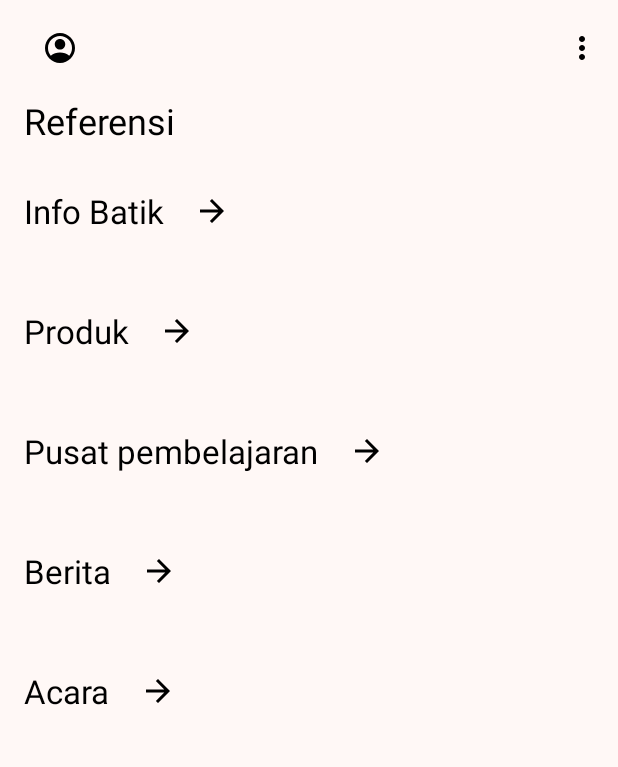
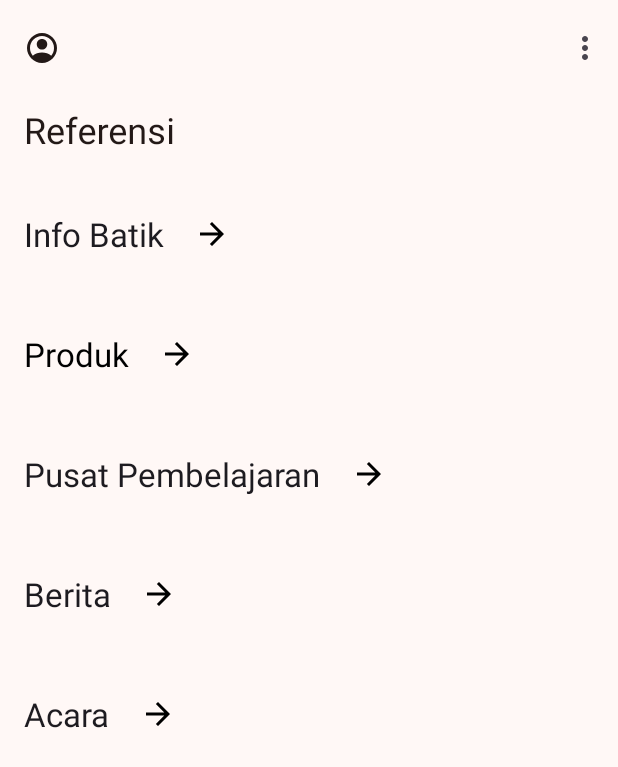
Before and after one commit to Telabatik/Telabatik-Mobile, an Android app: the fragment ReferenceFragment shown on its own in the app's theme, on a phone screen of 412 x 824 dp. Shown: the top 767 px of the screen. Run offline under Robolectric (Android 15) with nearby library versions, the phone set to English and light mode, and no system bars.

Commit message:
Gunakan style bawaan untuk fragment referensi, sesuaikan tulisan

```diff
--- a/app/src/main/res/layout/fragment_reference.xml
+++ b/app/src/main/res/layout/fragment_reference.xml
@@ -1,23 +1,45 @@
 <?xml version="1.0" encoding="utf-8"?>
-<androidx.constraintlayout.widget.ConstraintLayout xmlns:android="http://schemas.android.com/apk/res/android"
+<androidx.coordinatorlayout.widget.CoordinatorLayout xmlns:android="http://schemas.android.com/apk/res/android"
     xmlns:tools="http://schemas.android.com/tools"
+    xmlns:app="http://schemas.android.com/apk/res-auto"
+
+
     android:layout_width="match_parent"
-    android:layout_height="match_parent"
-    xmlns:app="http://schemas.android.com/apk/res-auto"
-    android:background="@color/md_theme_background"
-    tools:context=".ui.reference.ReferenceFragment">
+    android:layout_height="match_parent">
 
-    <!-- NestedScrollView untuk membuat konten dapat digulir -->
+    <com.google.android.material.appbar.AppBarLayout
+        android:id="@+id/appbar"
+
+        android:layout_width="match_parent"
+        android:layout_height="wrap_content">
+
+        <com.google.android.material.appbar.CollapsingToolbarLayout
+            style="@style/Widget.Material3.CollapsingToolbar.Medium"
+            android:layout_width="match_parent"
+            android:layout_height="?attr/collapsingToolbarLayoutMediumSize"
+            app:contentScrim="?attr/colorPrimary"
+
+            app:layout_scrollFlags="scroll|enterAlways|enterAlwaysCollapsed"
+            app:toolbarId="@+id/toolbar">
+
+
+            <androidx.appcompat.widget.Toolbar
+                android:id="@+id/toptoolbar_home"
+                android:layout_width="match_parent"
+                android:layout_height="?attr/actionBarSize"
+                app:menu="@menu/home_menu"
+                app:navigationIcon="@drawable/ic_profile"
+                app:title="@string/ref_home_title"></androidx.appcompat.widget.Toolbar>
+        </com.google.android.material.appbar.CollapsingToolbarLayout>
+    </com.google.android.material.appbar.AppBarLayout>
+
     <androidx.core.widget.NestedScrollView
-        android:layout_width="0dp"
-        android:layout_height="0dp"
-        android:fillViewport="true"
-        app:layout_constraintTop_toTopOf="parent"
-        app:layout_constraintBottom_toBottomOf="parent"
-        app:layout_constraintStart_toStartOf="parent"
-        app:layout_constraintEnd_toEndOf="parent">
+        android:layout_width="match_parent"
+        android:layout_height="match_parent"
 
-        <!-- LinearLayout untuk menampung semua konten -->
+
+        app:layout_behavior="com.google.android.material.appbar.AppBarLayout$ScrollingViewBehavior">
+
         <LinearLayout
             android:layout_width="match_parent"
             android:layout_height="wrap_content"
@@ -25,66 +47,24 @@
             android:paddingBottom="16dp">
 
             <!-- Toolbar -->
-            <androidx.appcompat.widget.Toolbar
-                android:id="@+id/toptoolbar_home"
-                android:layout_width="match_parent"
-                android:layout_height="?attr/actionBarSize"
-                android:background="@color/md_theme_background"
-                android:elevation="4dp"
-                app:titleTextColor="@android:color/black"
-                android:contentDescription="@string/toptoolbar_home">
-
-                <!-- Left Navigation Button -->
-                <ImageButton
-                    android:id="@+id/btn_profile"
-                    android:layout_width="48dp"
-                    android:layout_height="48dp"
-                    android:src="@drawable/ic_profile"
-                    android:background="?attr/selectableItemBackground"
-                    android:contentDescription="@string/profile_button"
-                    android:layout_gravity="start"
-                    app:tint="@color/black" />
-
-                <!-- Right Menu Button -->
-                <ImageButton
-                    android:id="@+id/btn_menu"
-                    android:layout_width="48dp"
-                    android:layout_height="48dp"
-                    android:src="@drawable/ic_more_vert"
-                    android:background="?attr/selectableItemBackground"
-                    android:contentDescription="@string/menu_button"
-                    android:layout_gravity="end"
-                    app:tint="@android:color/black" />
-            </androidx.appcompat.widget.Toolbar>
 
             <!-- Konten lainnya -->
-            <TextView
-                android:id="@+id/tv_title"
-                android:layout_width="wrap_content"
-                android:layout_height="wrap_content"
-                android:text="@string/title_reference_top"
-                android:textColor="@color/black"
-                android:textSize="24sp"
-                android:layout_marginStart="16dp"
-                android:layout_marginEnd="16dp" />
 
             <LinearLayout
                 android:id="@+id/ll_batikinfo_ref"
                 android:layout_width="wrap_content"
                 android:layout_height="wrap_content"
+                android:layout_marginStart="16dp"
                 android:layout_marginTop="20dp"
-                android:orientation="horizontal"
                 android:gravity="center_vertical"
-                android:layout_marginStart="16dp">
+                android:orientation="horizontal">
 
                 <TextView
                     android:id="@+id/tv_batik_info"
+                    style="@style/TextAppearance.Material3.TitleLarge"
                     android:layout_width="wrap_content"
                     android:layout_height="wrap_content"
-                    android:text="@string/batik_info"
-                    android:textSize="22sp"
-                    android:textColor="@color/black"
-                    />
+                    android:text="@string/home_info" />
 
                 <ImageButton
                     android:id="@+id/btn_batikinfo_title"
@@ -101,26 +81,26 @@
                 android:id="@+id/rv_batikinfo_ref"
                 android:layout_width="match_parent"
                 android:layout_height="wrap_content"
+                android:layout_margin="16dp"
                 android:scrollbars="vertical"
-                android:layout_margin="16dp"
-                app:layoutManager="androidx.recyclerview.widget.LinearLayoutManager"
-                />
+                app:layoutManager="androidx.recyclerview.widget.LinearLayoutManager" />
 
             <LinearLayout
                 android:layout_width="wrap_content"
                 android:layout_height="wrap_content"
-                android:orientation="horizontal"
+                android:layout_marginStart="16dp"
                 android:gravity="center_vertical"
 
-                android:layout_marginStart="16dp">
+                android:orientation="horizontal">
 
                 <TextView
                     android:id="@+id/tv_batikproduk"
+                    style="@style/TextAppearance.Material3.TitleLarge"
                     android:layout_width="wrap_content"
                     android:layout_height="wrap_content"
-                    android:text="@string/batik_produk"
-                    android:textSize="22sp"
-                    android:textColor="@color/black" />
+                    android:text="@string/ref_home_products"
+                    android:textColor="@color/black"
+                    android:textSize="22sp" />
 
                 <ImageButton
                     android:id="@+id/btn_produk_title"
@@ -137,26 +117,24 @@
                 android:id="@+id/rv_batikproduk_ref"
                 android:layout_width="match_parent"
                 android:layout_height="wrap_content"
+                android:layout_margin="16dp"
                 android:scrollbars="vertical"
-                android:layout_margin="16dp"
-                app:layoutManager="androidx.recyclerview.widget.LinearLayoutManager"
-                />
+                app:layoutManager="androidx.recyclerview.widget.LinearLayoutManager" />
 
             <LinearLayout
                 android:layout_width="wrap_content"
                 android:layout_height="wrap_content"
-                android:orientation="horizontal"
+                android:layout_marginStart="16dp"
                 android:gravity="center_vertical"
 
-                android:layout_marginStart="16dp">
+                android:orientation="horizontal">
 
                 <TextView
                     android:id="@+id/tv_pusatpembelajaran_ref"
+                    style="@style/TextAppearance.Material3.TitleLarge"
                     android:layout_width="wrap_content"
                     android:layout_height="wrap_content"
-                    android:text="@string/learning"
-                    android:textSize="22sp"
-                    android:textColor="@color/black" />
+                    android:text="@string/ref_home_center" />
 
                 <ImageButton
                     android:id="@+id/btn_pusatpembelajaran_ref"
@@ -173,26 +151,24 @@
                 android:id="@+id/rv_pusatpembelajaran"
                 android:layout_width="match_parent"
                 android:layout_height="wrap_content"
+                android:layout_margin="16dp"
                 android:scrollbars="horizontal"
-                android:layout_margin="16dp"
-                app:layoutManager="androidx.recyclerview.widget.LinearLayoutManager"
-                />
+                app:layoutManager="androidx.recyclerview.widget.LinearLayoutManager" />
 
             <LinearLayout
                 android:layout_width="wrap_content"
                 android:layout_height="wrap_content"
-                android:orientation="horizontal"
+                android:layout_marginStart="16dp"
                 android:gravity="center_vertical"
 
-                android:layout_marginStart="16dp">
+                android:orientation="horizontal">
 
                 <TextView
                     android:id="@+id/tv_berita_ref"
+                    style="@style/TextAppearance.Material3.TitleLarge"
                     android:layout_width="wrap_content"
                     android:layout_height="wrap_content"
-                    android:text="@string/news"
-                    android:textSize="22sp"
-                    android:textColor="@color/black" />
+                    android:text="@string/ref_home_news" />
 
                 <ImageButton
                     android:id="@+id/btn_berita_ref"
@@ -209,26 +185,24 @@
                 android:id="@+id/rv_berita_ref"
                 android:layout_width="match_parent"
                 android:layout_height="wrap_content"
+                android:layout_margin="16dp"
                 android:scrollbars="horizontal"
-                android:layout_margin="16dp"
-                app:layoutManager="androidx.recyclerview.widget.LinearLayoutManager"
-                />
+                app:layoutManager="androidx.recyclerview.widget.LinearLayoutManager" />
 
             <LinearLayout
                 android:layout_width="wrap_content"
                 android:layout_height="wrap_content"
-                android:orientation="horizontal"
+                android:layout_marginStart="16dp"
                 android:gravity="center_vertical"
 
-                android:layout_marginStart="16dp">
+                android:orientation="horizontal">
 
                 <TextView
                     android:id="@+id/tv_acara_ref"
+                    style="@style/TextAppearance.Material3.TitleLarge"
                     android:layout_width="wrap_content"
                     android:layout_height="wrap_content"
-                    android:text="@string/event"
-                    android:textSize="22sp"
-                    android:textColor="@color/black" />
+                    android:text="@string/ref_home_event" />
 
                 <ImageButton
                     android:id="@+id/btn_acara_ref"
@@ -245,14 +219,13 @@
                 android:id="@+id/rv_acara_ref"
                 android:layout_width="match_parent"
                 android:layout_height="wrap_content"
+                android:layout_margin="16dp"
                 android:scrollbars="horizontal"
-                android:layout_margin="16dp"
-                app:layoutManager="androidx.recyclerview.widget.LinearLayoutManager"
-                />
-
-
+                app:layoutManager="androidx.recyclerview.widget.LinearLayoutManager" />
 
 
         </LinearLayout>
     </androidx.core.widget.NestedScrollView>
-</androidx.constraintlayout.widget.ConstraintLayout>
+
+
+</androidx.coordinatorlayout.widget.CoordinatorLayout>
--- a/app/src/main/res/layout/fragment_scan.xml
+++ b/app/src/main/res/layout/fragment_scan.xml
@@ -40,7 +40,7 @@
         app:icon="@drawable/ic_scan"
         app:iconGravity="textStart"
         app:iconPadding="8dp"
-        android:text="@string/scaning"
+        android:text="@string/scan_scaning"
         android:textColor="@color/white"
         app:cornerRadius="50dp"
         app:layout_constraintBottom_toBottomOf="parent"
--- a/app/src/main/res/layout/item_history.xml
+++ b/app/src/main/res/layout/item_history.xml
@@ -31,7 +31,7 @@
                     android:layout_height="match_parent"
                     android:scaleType="centerCrop"
                     android:src="@drawable/ic_placeholder"
-                    android:contentDescription="@string/history_image_description" />
+                    android:contentDescription="@string/img_alt_batik" />
 
          </androidx.cardview.widget.CardView>
 
@@ -41,7 +41,7 @@
             android:layout_width="wrap_content"
             android:layout_height="wrap_content"
 
-            android:text="@string/batik_xyz"
+            android:text="@string/result_name_placeholder"
             android:textSize="14sp"
             android:textStyle="bold"
             android:layout_marginStart="10dp" />
@@ -51,7 +51,7 @@
             android:id="@+id/tv_history_time"
             android:layout_width="wrap_content"
             android:layout_height="wrap_content"
-            android:text="@string/history_time"
+            android:text="@string/home_history_time"
             android:textSize="12sp"
             android:textColor="@color/black"
             android:layout_marginStart="10dp" />
--- a/app/src/main/res/layout/item_referensi_dua.xml
+++ b/app/src/main/res/layout/item_referensi_dua.xml
@@ -34,7 +34,7 @@
                 android:layout_height="100dp"
                 android:layout_marginEnd="16dp"
                 android:scaleType="centerCrop"
-                android:contentDescription="@string/batik_image"
+                android:contentDescription="@string/img_alt_batik"
                 android:src="@drawable/ic_placeholder"
                 app:layout_constraintStart_toStartOf="parent"
                 app:layout_constraintTop_toTopOf="parent"
@@ -61,7 +61,7 @@
                 android:id="@+id/tv_batik_title"
                 android:layout_width="wrap_content"
                 android:layout_height="wrap_content"
-                android:text="@string/Headline"
+                android:text="@string/headline"
                 android:textColor="@android:color/black"
                 android:textSize="18sp"
                 android:textStyle="bold" />
@@ -72,7 +72,7 @@
                 android:layout_width="wrap_content"
                 android:layout_height="wrap_content"
                 android:layout_marginTop="4dp"
-                android:text="@string/Dekripsion"
+                android:text="@string/description"
                 android:textColor="@color/black"
                 android:textSize="14sp" />
 
--- a/app/src/main/res/layout/item_referensi_satu.xml
+++ b/app/src/main/res/layout/item_referensi_satu.xml
@@ -37,7 +37,7 @@
             android:layout_height="match_parent"
             android:scaleType="centerCrop"
             android:src="@drawable/ic_placeholder"
-            android:contentDescription="@string/history_image_description" />
+            android:contentDescription="@string/img_alt_batik" />
     </androidx.cardview.widget.CardView>
 
     <!-- Title TextView -->
@@ -46,7 +46,7 @@
         android:layout_width="wrap_content"
         android:layout_height="wrap_content"
         android:layout_marginTop="4dp"
-        android:text="@string/batik_xyz"
+        android:text="@string/result_name_placeholder"
         android:textSize="14sp"
         android:textStyle="bold"/>
 
@@ -55,7 +55,7 @@
         android:id="@+id/tv_history_time"
         android:layout_width="wrap_content"
         android:layout_height="wrap_content"
-        android:text="@string/history_time"
+        android:text="@string/home_history_time"
         android:textSize="12sp"
         android:textColor="@color/black" />
 </LinearLayout>
```
Also changed, not shown: app/src/main/res/layout/fragment_home.xml (+10 -16 lines), app/src/main/res/layout/fragment_result.xml (+7 -7 lines), app/src/main/res/values/strings.xml (+26 -32 lines).
